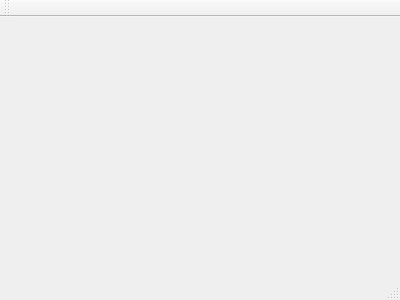
Old version of the form mainwindow.ui in the repository Hzzone-Archives/Cartoonfiy-App.
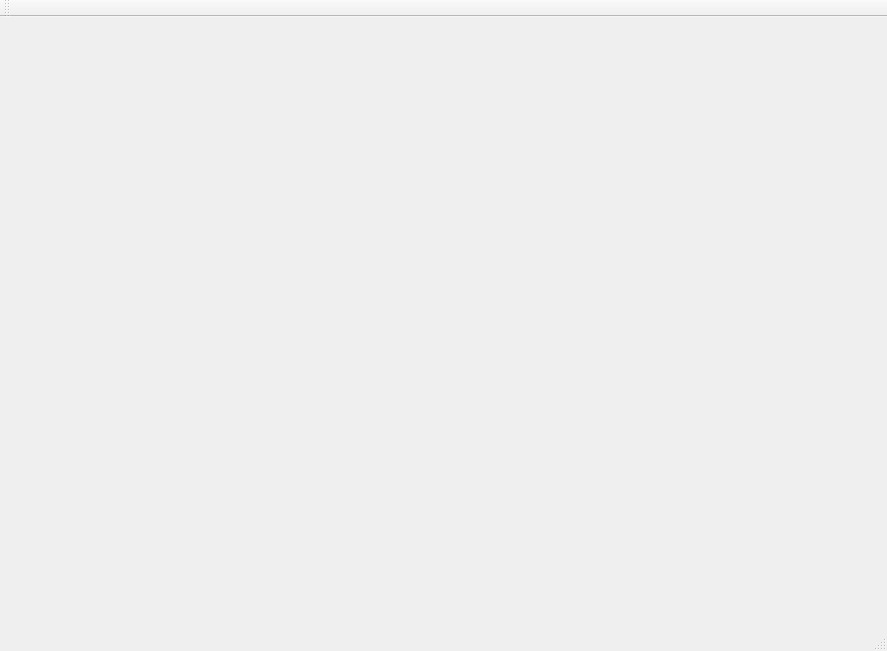
New version of the form.

```diff
--- a/mainwindow.ui
+++ b/mainwindow.ui
@@ -1,24 +1,62 @@
 <ui version="4.0">
  <class>MainWindow</class>
- <widget class="QMainWindow" name="MainWindow" >
-  <property name="geometry" >
+ <widget class="QMainWindow" name="MainWindow">
+  <property name="geometry">
    <rect>
     <x>0</x>
     <y>0</y>
-    <width>400</width>
-    <height>300</height>
+    <width>887</width>
+    <height>651</height>
    </rect>
   </property>
   <property name="windowTitle" >
    <string>MainWindow</string>
   </property>
-  <widget class="QMenuBar" name="menuBar" />
-  <widget class="QToolBar" name="mainToolBar" />
-  <widget class="QWidget" name="centralWidget" />
-  <widget class="QStatusBar" name="statusBar" />
+  <widget class="QWidget" name="centralWidget">
+   <widget class="QWidget" name="verticalLayoutWidget">
+    <property name="geometry">
+     <rect>
+      <x>0</x>
+      <y>0</y>
+      <width>871</width>
+      <height>521</height>
+     </rect>
+    </property>
+    <layout class="QVBoxLayout" name="verticalLayout"/>
+   </widget>
+   <widget class="QWidget" name="horizontalLayoutWidget">
+    <property name="geometry">
+     <rect>
+      <x>0</x>
+      <y>520</y>
+      <width>871</width>
+      <height>80</height>
+     </rect>
+    </property>
+    <layout class="QHBoxLayout" name="horizontalLayout"/>
+   </widget>
+  </widget>
+  <widget class="QMenuBar" name="menuBar">
+   <property name="geometry">
+    <rect>
+     <x>0</x>
+     <y>0</y>
+     <width>887</width>
+     <height>25</height>
+    </rect>
+   </property>
+  </widget>
+  <widget class="QToolBar" name="mainToolBar">
+   <attribute name="toolBarArea">
+    <enum>TopToolBarArea</enum>
+   </attribute>
+   <attribute name="toolBarBreak">
+    <bool>false</bool>
+   </attribute>
+  </widget>
+  <widget class="QStatusBar" name="statusBar"/>
  </widget>
- <layoutDefault spacing="6" margin="11" />
- <pixmapfunction></pixmapfunction>
+ <layoutdefault spacing="6" margin="11"/>
  <resources/>
  <connections/>
 </ui>
```
Left out of the diff: 3 changed lines with no effect on the pictures.
